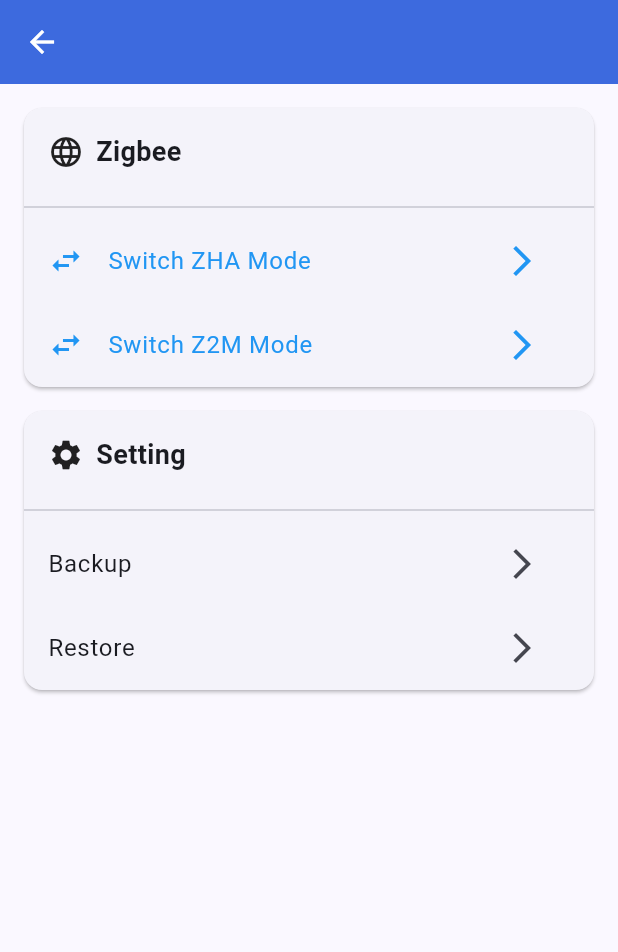
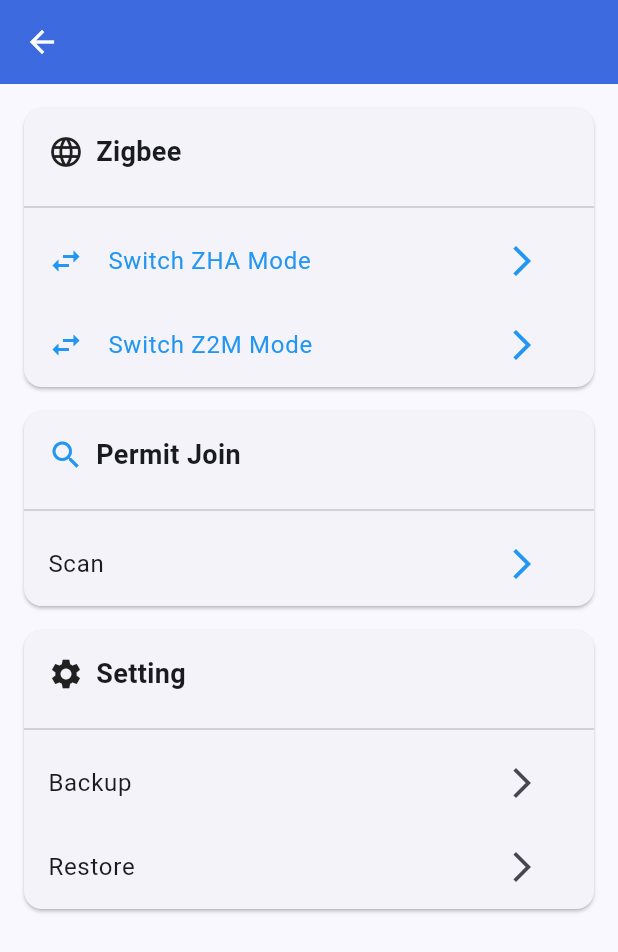
Before and after one commit to thirdreality/LinuxBox_Finder, a Flutter app: the PackageManagerScreen screen opened directly with empty values, on a phone screen of 412 x 824 dp. Shown: the top 952 px of the screen. Run offline on Flutter 3.47's test engine with Material 3 defaults, Android fonts, the phone set to English and light mode, and no system bars; our stand-ins replace flutter_blue_plus, permission_handler, shared_preferences; missing offline and left inert: wifi_scan; accounts and stored records are empty.

Commit message:
add new operation

```diff
--- a/hubv3-finder-flutter/lib/screens/package_manager_screen.dart
+++ b/hubv3-finder-flutter/lib/screens/package_manager_screen.dart
@@ -109,9 +109,15 @@
   Future<void> _sendZigbeeCommand(String action) async {
     try {
       await HttpService().sendZigbeeCommand(action);
-      _progressNotifier.value = 0;
-      _messageNotifier.value = "Switching Zigbee mode...";
-      _trackTaskProgress('zigbee');
+      if (action == 'scan') {
+        ScaffoldMessenger.of(context).showSnackBar(
+          const SnackBar(content: Text('Scan command sent successfully!')),
+        );
+      } else {
+        _progressNotifier.value = 0;
+        _messageNotifier.value = "Switching Zigbee mode...";
+        _trackTaskProgress('zigbee');
+      }
     } catch (e) {
       ScaffoldMessenger.of(context).showSnackBar(
         SnackBar(content: Text('Failed to send command: $e')),
@@ -177,6 +183,38 @@
     );
   }
 
+  Widget _buildPermitJoinCard() {
+    return Card(
+      margin: const EdgeInsets.fromLTRB(16, 0, 16, 16),
+      child: Column(
+        crossAxisAlignment: CrossAxisAlignment.start,
+        children: [
+          const Padding(
+            padding: EdgeInsets.all(16.0),
+            child: Row(
+              children: [
+                Icon(Icons.search, color: Colors.blue),
+                SizedBox(width: 8),
+                Text('Permit Join',
+                    style: TextStyle(fontSize: 18, fontWeight: FontWeight.bold)),
+              ],
+            ),
+          ),
+          const Divider(),
+          ListTile(
+            title: const Text('Scan'),
+            trailing: IconButton(
+              icon: const Icon(Icons.arrow_forward_ios, color: Colors.blue),
+              onPressed: () {
+                _sendZigbeeCommand('scan');
+              },
+            ),
+          ),
+        ],
+      ),
+    );
+  }
+
   Widget _buildSettingCard() {
     return Card(
       margin: const EdgeInsets.fromLTRB(16, 0, 16, 16),
@@ -227,6 +265,7 @@
       body: ListView(
         children: [
           _buildPackageCard(),
+          _buildPermitJoinCard(),
           _buildSettingCard(),
         ],
       ),
```
